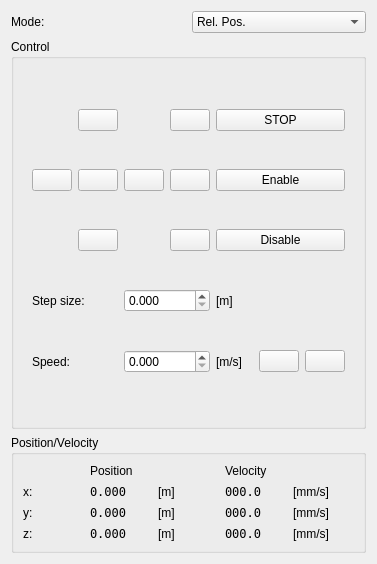
HippoCampusRobotics/rqt_gantry, file resource/ManualControl.ui: the form before one commit.
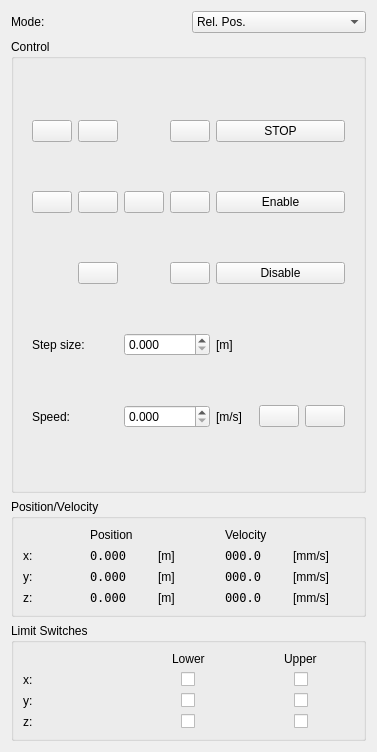
The form after the commit. The open tabs and pages were chosen to show the change. Icons and pictures are not drawn.

Commit message: added limit switches indicators

```diff
--- a/resource/ManualControl.ui
+++ b/resource/ManualControl.ui
@@ -7,7 +7,7 @@
     <x>0</x>
     <y>0</y>
     <width>377</width>
-    <height>564</height>
+    <height>752</height>
    </rect>
   </property>
   <property name="sizePolicy">
@@ -20,7 +20,7 @@
    <string>Form</string>
   </property>
   <layout class="QGridLayout" name="gridLayout">
-   <item row="1" column="0" colspan="2">
+   <item row="2" column="0" colspan="2">
     <widget class="QGroupBox" name="groupBox_2">
      <property name="title">
       <string>Control</string>
@@ -29,7 +29,7 @@
       <item row="0" column="0">
        <widget class="QStackedWidget" name="stack_widget">
         <property name="currentIndex">
-         <number>0</number>
+         <number>1</number>
         </property>
         <widget class="QWidget" name="relative_position">
          <layout class="QGridLayout" name="gridLayout_2">
@@ -62,7 +62,7 @@
            </widget>
           </item>
           <item row="3" column="1">
-           <widget class="QPushButton" name="rel_start_homing_xy">
+           <widget class="QPushButton" name="rel_go_home_xy">
             <property name="text">
              <string/>
             </property>
@@ -134,6 +134,12 @@
           </item>
           <item row="5" column="1">
            <widget class="QPushButton" name="rel_backward_y">
+            <property name="minimumSize">
+             <size>
+              <width>0</width>
+              <height>0</height>
+             </size>
+            </property>
             <property name="text">
              <string/>
             </property>
@@ -197,13 +203,6 @@
             </property>
            </widget>
           </item>
-          <item row="8" column="0" colspan="2">
-           <widget class="QLabel" name="step_size_label">
-            <property name="text">
-             <string>Step size:</string>
-            </property>
-           </widget>
-          </item>
           <item row="11" column="0" colspan="2">
            <widget class="QLabel" name="speed_label">
             <property name="text">
@@ -260,6 +259,30 @@
             </property>
            </widget>
           </item>
+          <item row="8" column="0" colspan="2">
+           <widget class="QLabel" name="step_size_label">
+            <property name="text">
+             <string>Step size:</string>
+            </property>
+           </widget>
+          </item>
+          <item row="0" column="0">
+           <widget class="QPushButton" name="rel_set_home_xy">
+            <property name="text">
+             <string/>
+            </property>
+            <property name="icon">
+             <iconset>
+              <normaloff>msl.svg</normaloff>msl.svg</iconset>
+            </property>
+            <property name="iconSize">
+             <size>
+              <width>32</width>
+              <height>32</height>
+             </size>
+            </property>
+           </widget>
+          </item>
          </layout>
         </widget>
         <widget class="QWidget" name="velocity">
@@ -387,7 +410,7 @@
            </widget>
           </item>
           <item row="1" column="1">
-           <widget class="QPushButton" name="vel_start_homing_xy">
+           <widget class="QPushButton" name="vel_go_home_xy">
             <property name="text">
              <string/>
             </property>
@@ -449,14 +472,14 @@
            </widget>
           </item>
           <item row="2" column="4" colspan="3">
-           <widget class="QPushButton" name="move_disable_button">
+           <widget class="QPushButton" name="vel_disable">
             <property name="text">
              <string>Disable</string>
             </property>
            </widget>
           </item>
           <item row="1" column="4" colspan="3">
-           <widget class="QPushButton" name="move_enable_button">
+           <widget class="QPushButton" name="vel_enable">
             <property name="text">
              <string>Enable</string>
             </property>
@@ -486,6 +509,23 @@
             </property>
            </widget>
           </item>
+          <item row="0" column="0">
+           <widget class="QPushButton" name="vel_set_home_xy">
+            <property name="text">
+             <string/>
+            </property>
+            <property name="icon">
+             <iconset>
+              <normaloff>msl.svg</normaloff>msl.svg</iconset>
+            </property>
+            <property name="iconSize">
+             <size>
+              <width>32</width>
+              <height>32</height>
+             </size>
+            </property>
+           </widget>
+          </item>
          </layout>
         </widget>
        </widget>
@@ -493,20 +533,6 @@
      </layout>
     </widget>
    </item>
-   <item row="0" column="1">
-    <widget class="QComboBox" name="mode_combobox">
-     <item>
-      <property name="text">
-       <string>Rel. Pos.</string>
-      </property>
-     </item>
-     <item>
-      <property name="text">
-       <string>Velocity</string>
-      </property>
-     </item>
-    </widget>
-   </item>
    <item row="0" column="0">
     <widget class="QLabel" name="mode_label">
      <property name="text">
@@ -514,7 +540,7 @@
      </property>
     </widget>
    </item>
-   <item row="2" column="0" colspan="2">
+   <item row="3" column="0" colspan="2">
     <widget class="QGroupBox" name="groupBox">
      <property name="title">
       <string>Position/Velocity</string>
@@ -675,6 +701,106 @@
      </layout>
     </widget>
    </item>
+   <item row="0" column="1">
+    <widget class="QComboBox" name="mode_combobox">
+     <item>
+      <property name="text">
+       <string>Rel. Pos.</string>
+      </property>
+     </item>
+     <item>
+      <property name="text">
+       <string>Velocity</string>
+      </property>
+     </item>
+    </widget>
+   </item>
+   <item row="4" column="0" colspan="2">
+    <widget class="QGroupBox" name="groupBox_3">
+     <property name="title">
+      <string>Limit Switches</string>
+     </property>
+     <layout class="QGridLayout" name="gridLayout_6">
+      <item row="1" column="0">
+       <widget class="QLabel" name="label_9">
+        <property name="text">
+         <string>x:</string>
+        </property>
+       </widget>
+      </item>
+      <item row="0" column="1" alignment="Qt::AlignHCenter">
+       <widget class="QLabel" name="label_2">
+        <property name="text">
+         <string>Lower</string>
+        </property>
+       </widget>
+      </item>
+      <item row="2" column="0">
+       <widget class="QLabel" name="label_12">
+        <property name="text">
+         <string>y:</string>
+        </property>
+       </widget>
+      </item>
+      <item row="0" column="2" alignment="Qt::AlignHCenter">
+       <widget class="QLabel" name="label_3">
+        <property name="text">
+         <string>Upper</string>
+        </property>
+       </widget>
+      </item>
+      <item row="3" column="0">
+       <widget class="QLabel" name="label_15">
+        <property name="text">
+         <string>z:</string>
+        </property>
+       </widget>
+      </item>
+      <item row="1" column="1" alignment="Qt::AlignHCenter">
+       <widget class="QCheckBox" name="ll_x_indicator">
+        <property name="text">
+         <string/>
+        </property>
+       </widget>
+      </item>
+      <item row="1" column="2" alignment="Qt::AlignHCenter">
+       <widget class="QCheckBox" name="ul_x_indicator">
+        <property name="text">
+         <string/>
+        </property>
+       </widget>
+      </item>
+      <item row="2" column="1" alignment="Qt::AlignHCenter">
+       <widget class="QCheckBox" name="ll_y_indicator">
+        <property name="text">
+         <string/>
+        </property>
+       </widget>
+      </item>
+      <item row="2" column="2" alignment="Qt::AlignHCenter">
+       <widget class="QCheckBox" name="ul_y_indicator">
+        <property name="text">
+         <string/>
+        </property>
+       </widget>
+      </item>
+      <item row="3" column="1" alignment="Qt::AlignHCenter">
+       <widget class="QCheckBox" name="ll_z_indicator">
+        <property name="text">
+         <string/>
+        </property>
+       </widget>
+      </item>
+      <item row="3" column="2" alignment="Qt::AlignHCenter">
+       <widget class="QCheckBox" name="ul_z_indicator">
+        <property name="text">
+         <string/>
+        </property>
+       </widget>
+      </item>
+     </layout>
+    </widget>
+   </item>
   </layout>
  </widget>
  <resources/>
```
The commit also changes 1 other file.
